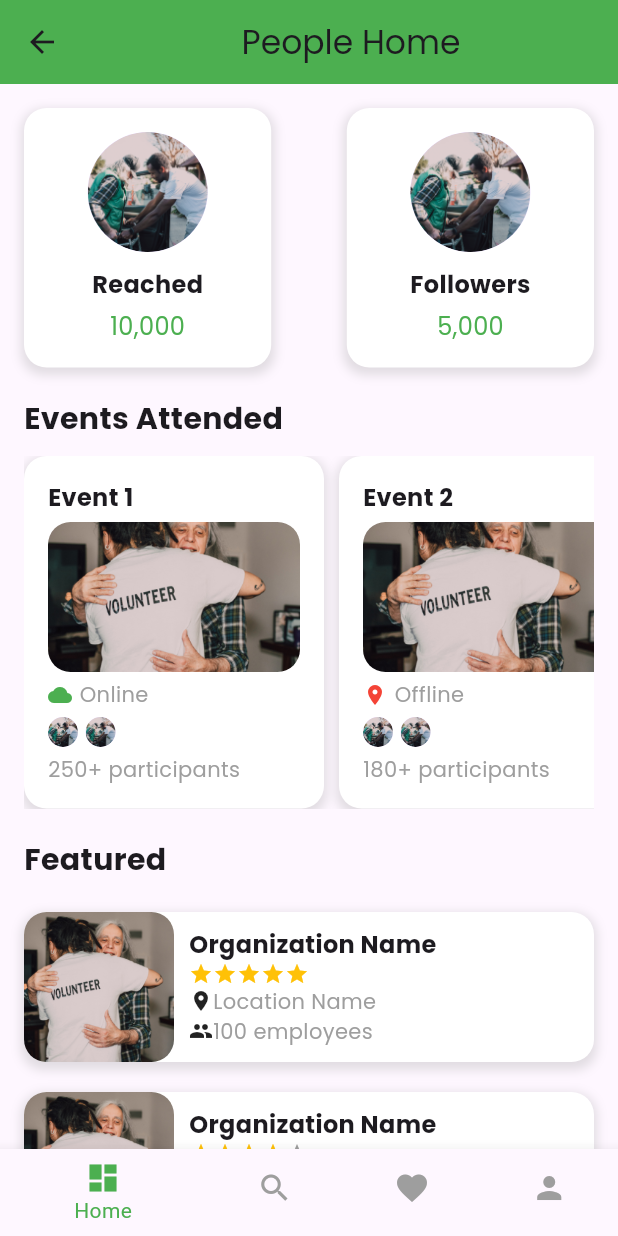
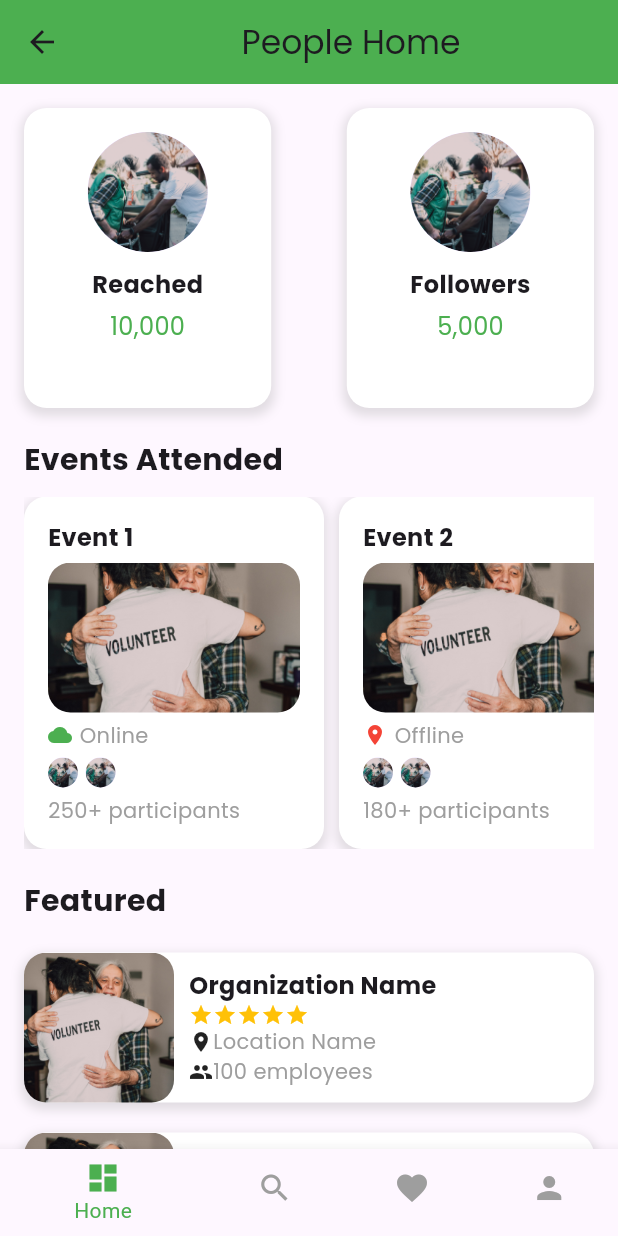
Before and after one commit to Amitkumarkoli/NGO_SCOUT, a Flutter app: the PeopleHomeScreen screen opened by its route, on a phone screen of 412 x 824 dp. Run offline on Flutter 3.47's test engine with Material 3 defaults, Android fonts, the phone set to English and light mode, and no system bars; our stand-ins replace firebase_auth, firebase_core, google_fonts; accounts and stored records are empty.

Commit message:
minor changes

```diff
--- a/lib/features/presentation/screens/ngo_home_screen.dart
+++ b/lib/features/presentation/screens/ngo_home_screen.dart
@@ -1,6 +1,5 @@
 import 'package:flutter/material.dart';
 import 'package:google_fonts/google_fonts.dart';
-import 'dart:io';
 
 class NgoHomeScreen extends StatefulWidget {
   const NgoHomeScreen({super.key});
--- a/lib/features/presentation/screens/people_home_screen.dart
+++ b/lib/features/presentation/screens/people_home_screen.dart
@@ -204,6 +204,7 @@ class _NgoHomeScreenState extends State<PeopleHomeScreen> {
       BuildContext context, String imagePath, String title, String number) {
     return Container(
       width: MediaQuery.of(context).size.width * 0.4,
+      height: 200,
       padding: const EdgeInsets.all(16.0),
       decoration: BoxDecoration(
         color: Colors.white,
```
